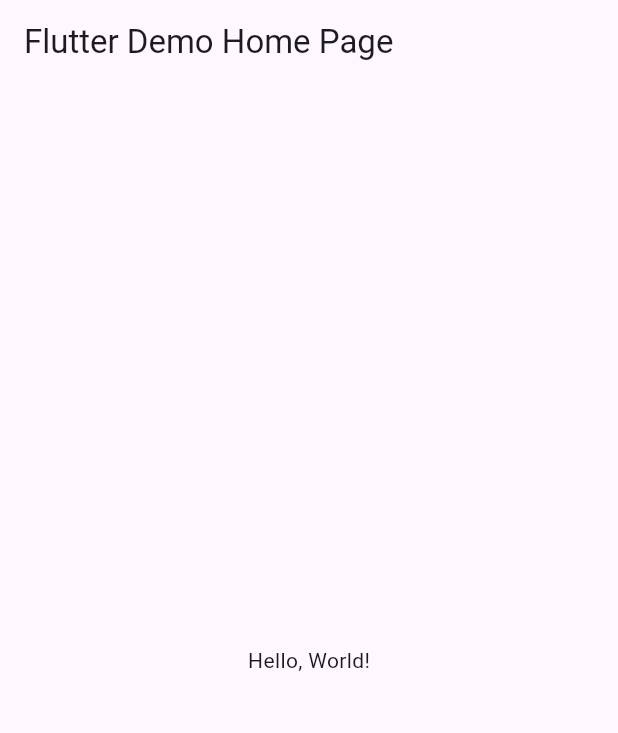
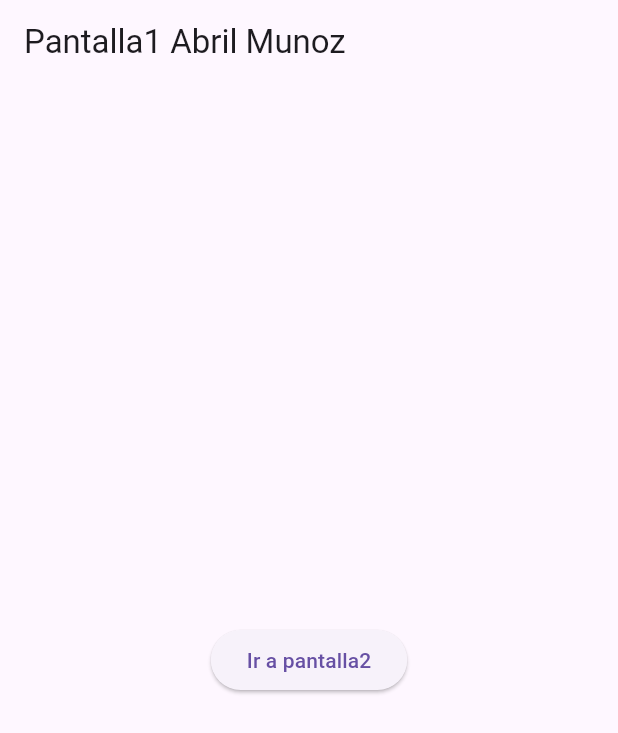
Before and after one commit to abrilmunozzapata1/p12-EntrePaginas-6j, a Flutter app: the screen it shows after launch, on a phone screen of 412 x 824 dp. Shown: the top 733 px of the screen. Run offline on Flutter 3.47's test engine with Material 3 defaults, Android fonts, the phone set to English and light mode, and no system bars.

```diff
--- a/lib/main.dart
+++ b/lib/main.dart
@@ -1,43 +1,22 @@
 import 'package:flutter/material.dart';
+import 'package:munoz/pantalla1.dart';
+import 'package:munoz/pantalla2.dart';
 
-void main() => runApp(MyApp());
+void main() => runApp(AppEntrePagina());
 
-class MyApp extends StatelessWidget {
-  const MyApp({super.key});
-  // This widget is the root of your application.
+class AppEntrePagina extends StatelessWidget {
+  const AppEntrePagina({Key? key}) : super(key: key);
+
   @override
   Widget build(BuildContext context) {
     return MaterialApp(
-      // Application name
-      title: 'Flutter Hello World',
-      // Application theme data, you can set the colors for the application as
-      // you want
-      theme: ThemeData(
-        // useMaterial3: true,
-        primarySwatch: Colors.blue,
-      ),
-      // A widget which will be started on application startup
-      home: MyHomePage(title: 'Flutter Demo Home Page'),
+      debugShowCheckedModeBanner: false,
+      title: "Web Abril Munoz",
+      initialRoute: "/",
+      routes: {
+        "/": (context) => Pantalla1(),
+        "/pantalla2": (context) => Pantalla2(),
+      }, //ruta entrepaginas
     );
   }
 }
-
-class MyHomePage extends StatelessWidget {
-  final String title;
-  const MyHomePage({super.key, required this.title});
-
-  @override
-  Widget build(BuildContext context) {
-    return Scaffold(
-      appBar: AppBar(
-        // The title text which will be shown on the action bar
-        title: Text(title),
-      ),
-      body: Center(
-        child: Text(
-          'Hello, World!',
-        ),
-      ),
-    );
-  }
-}
--- /dev/null
+++ b/lib/pantalla1.dart
@@ -0,0 +1,24 @@
+import 'package:flutter/material.dart';
+import 'package:munoz/pantalla2.dart';
+
+class Pantalla1 extends StatelessWidget {
+  const Pantalla1({Key? key}) : super(key: key);
+
+  @override
+  Widget build(BuildContext context) {
+    return Scaffold(
+      appBar: AppBar(
+        title: Text('Pantalla1 Abril Munoz'),
+      ),
+      body: Center(
+        child: ElevatedButton(
+          child: const Text("Ir a pantalla2"),
+          onPressed: () {
+            Navigator.pushNamed(context, "/pantalla2",
+                arguments: "La mensa Pantalla1 "); //fin navegator
+          }, //fin onPressed presionando boton
+        ), //fin de ElevateButton
+      ),
+    );
+  } //fin widget
+} //fin Classe Pantalla1
--- /dev/null
+++ b/lib/pantalla2.dart
@@ -0,0 +1,25 @@
+import 'package:flutter/material.dart';
+
+class Pantalla2 extends StatelessWidget {
+  const Pantalla2({Key? key}) : super(key: key);
+
+  @override
+  Widget build(BuildContext context) {
+    final argumento = ModalRoute.of(context)!.settings.arguments as String;
+    return Scaffold(
+      appBar: AppBar(
+        title: const Text("Pantalla2 Abril Munoz"),
+      ),
+      body: Center(
+          child: Column(mainAxisAlignment: MainAxisAlignment.center, children: [
+        Text(argumento),
+        ElevatedButton(
+          child: const Text("Regresar a pantalla1"),
+          onPressed: () {
+            Navigator.pop(context);
+          },
+        )
+      ])),
+    );
+  }
+}
```
